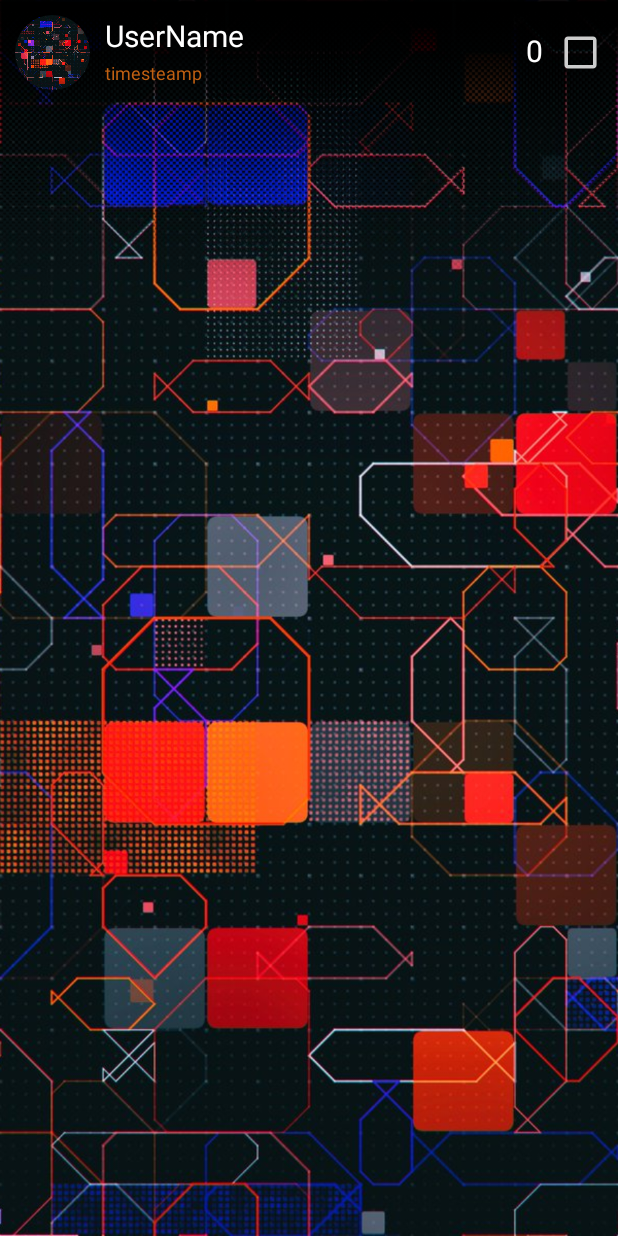
After one commit to P1nkL1on/AndroidInspBoard, an Android app: the PostActivity screen opened directly, with no data from a screen before it, on a phone screen of 412 x 824 dp. The commit adds this screen. Run offline under Robolectric (Android 15) with nearby library versions, the phone set to English and light mode, and no system bars; our stand-ins replace CircleImageView; 7 statements that could not run were skipped.

Commit message:
Added a post details activity with several features and like toggles

```diff
--- a/app/src/main/AndroidManifest.xml
+++ b/app/src/main/AndroidManifest.xml
@@ -17,7 +17,8 @@
         android:roundIcon="@mipmap/ic_launcher_round"
         android:supportsRtl="true"
         android:theme="@style/Theme.InspBoard">
-        <activity android:name=".activities.ShareActivity"></activity>
+        <activity android:name=".activities.PostActivity"></activity>
+        <activity android:name=".activities.ShareActivity" />
         <activity android:name=".activities.RegisterActivity" />
         <activity android:name=".activities.LoginActivity" />
         <activity android:name=".activities.EditProfileActivity" /> <!-- <activity android:name=".activities.MainActivity"/> -->
--- /dev/null
+++ b/app/src/main/java/com/example/inspboard/activities/PostActivity.kt
@@ -0,0 +1,87 @@
+package com.example.inspboard.activities
+
+import android.content.Intent
+import androidx.appcompat.app.AppCompatActivity
+import android.os.Bundle
+import android.util.Log
+import android.view.View
+import com.example.inspboard.R
+import com.example.inspboard.models.Post
+import com.example.inspboard.models.PostLikes
+import kotlinx.android.synthetic.main.post_item_details.*
+
+class PostActivity() : AppCompatActivity() {
+    private val TAG = "PostActivity"
+    private lateinit var mPost: Post
+    private lateinit var mPostLikes: PostLikes
+    private lateinit var mTimestamp: String
+    private var mLikeWasToggled = false
+
+    override fun onCreate(savedInstanceState: Bundle?) {
+        super.onCreate(savedInstanceState)
+        setContentView(R.layout.post_item_details)
+        Log.d(TAG, "onCreate")
+
+        val bundle = intent.extras
+        bundle!!.extractPostAndLikes()
+        updateTextAndImages()
+        updateLikes()
+
+        image_view_image.setOnClickListener { togglePostInfo() }
+        image_view_check.setOnClickListener { toggleLike() }
+        rememberResult()
+    }
+
+    private fun Bundle.extractPostAndLikes() {
+        val likeToggled = getBoolean("personalLike")
+        val likesCount = getInt("likesCount")
+        val avatar = getString("photo")
+        val name = getString("name").toString()
+        val image = getString("image").toString()
+        mTimestamp = getString("timestamp").toString()
+        mPost = Post(
+            name = name,
+            photo = avatar,
+            image = image
+        )
+        mPostLikes = PostLikes(
+            likesCount = likesCount,
+            personalLike = likeToggled
+        )
+    }
+
+    private fun togglePostInfo() {
+        if (layout_post_info.visibility == View.GONE) {
+            layout_post_info.visibility = View.VISIBLE
+        } else {
+            layout_post_info.visibility = View.GONE
+        }
+    }
+
+    private fun updateTextAndImages() {
+        image_view_avatar.loadImage(mPost.photo)
+        image_view_image.loadImage(mPost.image)
+        text_view_name.setLinkableText(mPost.name)
+        text_view_date.text = mTimestamp
+    }
+
+    private fun updateLikes(){
+        val hasLike = mPostLikes.personalLike.xor(mLikeWasToggled)
+        image_view_check.setImageResource(if (hasLike) R.drawable.ic_check_true else R.drawable.ic_check_false)
+
+        val likesCount = mPostLikes.likesCount + (if (mLikeWasToggled) 1 else 0) * ( if (mPostLikes.personalLike) -1 else 1)
+        text_view_likes.text = likesCount.toString()
+    }
+
+    private fun toggleLike() {
+        mLikeWasToggled = !mLikeWasToggled
+        updateLikes()
+        rememberResult()
+    }
+
+    private fun rememberResult() {
+        val intent = Intent()
+        intent.putExtra("likeWasToggled", mLikeWasToggled)
+        setResult(RESULT_OK, intent)
+    }
+}
--- a/app/src/main/java/com/example/inspboard/activities/ProfileActivity.kt
+++ b/app/src/main/java/com/example/inspboard/activities/ProfileActivity.kt
@@ -41,10 +41,6 @@ class ProfileActivity : BaseActivity(2) {
         image_view_edit.setOnClickListener{
             val intent = Intent(this, EditProfileActivity::class.java)
             startActivity(intent)
-
-        }
-        button_add_photo.setOnClickListener {
-            startActivity(Intent(this, ShareActivity::class.java))
         }
         recycler_view_images.layoutManager = GridLayoutManager(this, 3)
         mFirebase.currentUserImages().addValueEventListener(ValueEventListenerAdapter{ it ->
--- a/app/src/main/java/com/example/inspboard/activities/ShareActivity.kt
+++ b/app/src/main/java/com/example/inspboard/activities/ShareActivity.kt
@@ -52,7 +52,6 @@ class ShareActivity : BaseActivity(1) {
             return
         }
         addPost(mCamera.imageUri!!)
-
     }
 
     private fun addPost(uri: Uri) {
--- /dev/null
+++ b/app/src/main/res/drawable/background_gradient_top_to_bottom.xml
@@ -0,0 +1,8 @@
+<?xml version="1.0" encoding="utf-8"?>
+<bitmap xmlns:android="http://schemas.android.com/apk/res/android"
+    xmlns:tools="http://schemas.android.com/tools"
+    android:src="@drawable/gradient_bottom_200_1"
+    android:tileMode="repeat"
+    android:antialias="true"
+    android:tileModeY="disabled"
+    tools:targetApi="lollipop" />
--- /dev/null
+++ b/app/src/main/res/layout/post_item_details.xml
@@ -0,0 +1,82 @@
+<?xml version="1.0" encoding="utf-8"?>
+<androidx.constraintlayout.widget.ConstraintLayout xmlns:android="http://schemas.android.com/apk/res/android"
+    android:layout_width="match_parent"
+    android:layout_height="match_parent"
+    android:background="@color/black"
+    xmlns:app="http://schemas.android.com/apk/res-auto">
+
+    <ImageView
+        android:id="@+id/image_view_image"
+        android:layout_width="match_parent"
+        android:layout_height="0dp"
+        app:layout_constraintTop_toTopOf="parent"
+        android:scaleType="centerCrop"
+        android:src="@drawable/avatar_default"
+        app:layout_constraintBottom_toBottomOf="parent"/>
+    <androidx.constraintlayout.widget.ConstraintLayout
+        android:id="@+id/layout_post_info"
+        android:layout_width="match_parent"
+        android:layout_height="wrap_content"
+        android:visibility="visible"
+        app:layout_constraintTop_toTopOf="parent">
+        <ImageView
+            android:layout_width="match_parent"
+            android:layout_height="200dp"
+            android:scaleType="fitXY"
+            android:background="@drawable/background_gradient_top_to_bottom"
+            app:layout_constraintTop_toTopOf="parent" />
+        <de.hdodenhof.circleimageview.CircleImageView
+            android:id="@+id/image_view_avatar"
+            app:layout_constraintLeft_toLeftOf="parent"
+            app:layout_constraintTop_toTopOf="parent"
+            android:layout_margin="10dp"
+            android:src="@drawable/avatar_default"
+            android:layout_width="50dp"
+            android:layout_height="50dp"/>
+        <TextView
+            android:id="@+id/text_view_name"
+            app:layout_constraintStart_toEndOf="@id/image_view_avatar"
+            app:layout_constraintEnd_toStartOf="@id/text_view_likes"
+            app:layout_constraintTop_toTopOf="@id/image_view_avatar"
+            android:textColor="@color/white"
+            android:layout_width="0dp"
+            android:layout_height="30dp"
+            android:textSize="20dp"
+            android:text="UserName"
+            android:layout_marginLeft="10dp" />
+        <TextView
+            android:id="@+id/text_view_date"
+            android:layout_width="0dp"
+            android:layout_height="20dp"
+            android:textColor="@color/gray"
+            app:layout_constraintStart_toStartOf="@id/text_view_name"
+            app:layout_constraintEnd_toEndOf="@id/text_view_name"
+            app:layout_constraintTop_toBottomOf="@id/text_view_name"
+            android:textSize="12dp"
+            android:text="timesteamp"/>
+        <TextView
+            android:id="@+id/text_view_likes"
+            app:layout_constraintStart_toEndOf="@id/text_view_name"
+            app:layout_constraintEnd_toStartOf="@id/image_view_check"
+            app:layout_constraintTop_toTopOf="@id/image_view_check"
+            android:textColor="@color/white"
+            android:layout_width="wrap_content"
+            android:layout_height="30dp"
+            android:textSize="20dp"
+            android:text="123"
+            android:layout_marginEnd="10dp"
+            android:layout_marginStart="10dp"
+            android:gravity="end" />
+        <ImageView
+            android:id="@+id/image_view_check"
+            android:layout_width="30dp"
+            android:layout_height="30dp"
+            android:layout_margin="10dp"
+            app:layout_constraintTop_toTopOf="@id/image_view_avatar"
+            app:layout_constraintBottom_toBottomOf="@id/image_view_avatar"
+            app:layout_constraintEnd_toEndOf="parent"
+            android:src="@drawable/ic_check_false"
+            android:text="100"
+            android:textSize="20dp"/>
+    </androidx.constraintlayout.widget.ConstraintLayout>
+</androidx.constraintlayout.widget.ConstraintLayout>
```
Also changed, not shown: app/src/main/java/com/example/inspboard/activities/FeedActivity.kt (+40 -10 lines), app/src/main/java/com/example/inspboard/activities/Utils.kt (+29 -6 lines), app/src/main/java/com/example/inspboard/utils/FeedAdapter.kt (+3 -26 lines), app/src/main/java/com/example/inspboard/utils/PostViewer.kt (added, +12 -0 lines), app/src/main/res/layout/activity_profile.xml (+4 -13 lines), app/src/main/res/layout/post_item_in_feed.xml (+3 -4 lines), app/src/main/res/drawable/gradient_bottom_200_1.png (added).
